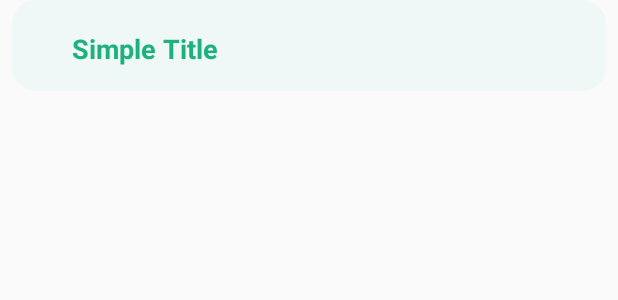
After one commit to EnigmaticGiant/QuestApp, an Android app: the layout item_friend.xml on its own in the app's theme, with its tools: preview values and no code run, on a phone screen of 412 x 824 dp. The commit adds this screen. Shown: the top 300 px of the screen. Run offline under Robolectric (Android 15) with nearby library versions, the phone set to English and light mode, and no system bars.

```diff
--- /dev/null
+++ b/app/src/main/res/layout/item_friend.xml
@@ -0,0 +1,40 @@
+<?xml version="1.0" encoding="utf-8"?>
+<androidx.constraintlayout.widget.ConstraintLayout
+    xmlns:android="http://schemas.android.com/apk/res/android"
+    xmlns:app="http://schemas.android.com/apk/res-auto"
+    xmlns:tools="http://schemas.android.com/tools"
+    android:layout_width="match_parent"
+    android:layout_height="wrap_content"
+    android:paddingBottom="8dp">
+
+    <RelativeLayout
+        android:id="@+id/friendContainerRL"
+        android:layout_width="0dp"
+        android:layout_height="wrap_content"
+        android:layout_marginStart="8dp"
+        android:layout_marginLeft="8dp"
+        android:layout_marginEnd="8dp"
+        android:layout_marginRight="8dp"
+        android:background="@drawable/card_bg"
+        android:paddingBottom="16dp"
+        app:layout_constraintBottom_toBottomOf="parent"
+        app:layout_constraintEnd_toEndOf="parent"
+        app:layout_constraintStart_toStartOf="parent">
+
+        <TextView
+            android:id="@+id/ftv_title"
+            android:layout_width="wrap_content"
+            android:layout_height="wrap_content"
+            android:layout_alignParentStart="true"
+            android:layout_alignParentLeft="true"
+            android:layout_alignParentTop="true"
+            android:layout_marginStart="40dp"
+            android:layout_marginLeft="40dp"
+            android:layout_marginTop="20dp"
+            android:text="Simple Title"
+            android:textColor="@color/title_text_color"
+            android:textSize="18sp"
+            android:textStyle="bold" />
+
+    </RelativeLayout>
+</androidx.constraintlayout.widget.ConstraintLayout>
--- a/app/src/main/res/values/strings.xml
+++ b/app/src/main/res/values/strings.xml
@@ -15,4 +15,6 @@
     <string name="menu_send">Send</string>
     <string name="title_activity_friends_list">FriendsList</string>
     <string name="title_activity_friend">Friend</string>
+    <string name="title_activity_friends">Friends</string>
+    <string name="title_activity_friend_adapter">FriendAdapter</string>
 </resources>
```
Also changed, not shown: app/src/main/AndroidManifest.xml (+6 -16 lines), app/src/main/java/com/example/questv3/Friend.java (deleted, +0 -40 lines), app/src/main/java/com/example/questv3/FriendAdapter.java (added, +78 -0 lines), app/src/main/java/com/example/questv3/FriendItem.java (added, +30 -0 lines), app/src/main/java/com/example/questv3/Friends.java (added, +44 -0 lines), app/src/main/java/com/example/questv3/FriendsList.java (deleted, +0 -33 lines), app/src/main/res/layout/activity_friend.xml (deleted, +0 -33 lines), app/src/main/res/layout/activity_friends.xml (added, +15 -0 lines), app/src/main/res/layout/activity_friends_list.xml (deleted, +0 -33 lines), app/src/main/res/layout/activity_sign_in.xml (deleted, +0 -12 lines), app/src/main/res/layout/content_friend.xml (deleted, +0 -11 lines), app/src/main/res/layout/content_friends_list.xml (deleted, +0 -11 lines), 6 other files.
